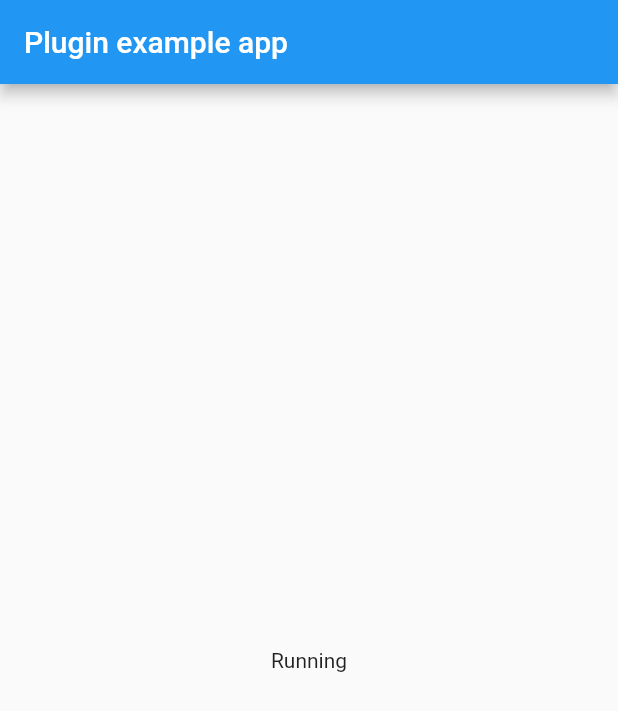
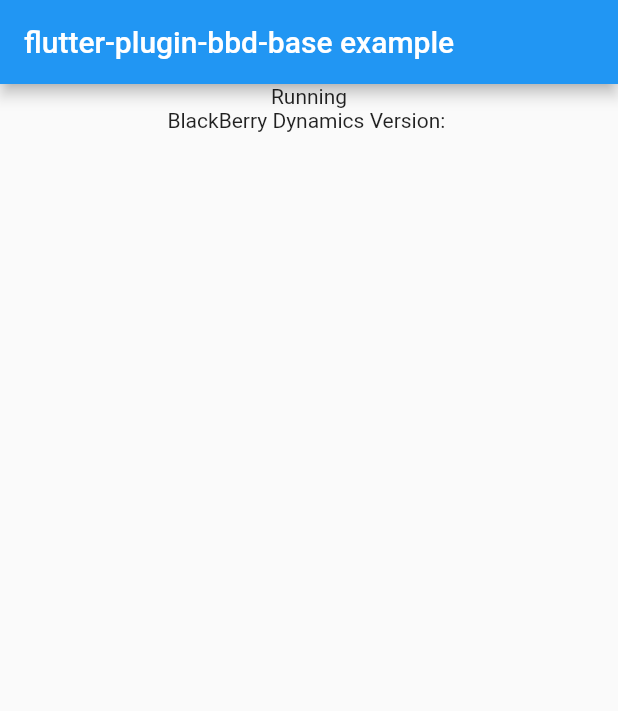
Before and after one commit to oli06/flutter_plugin_bbd_base, a Flutter app: the screen it shows after launch, on a phone screen of 412 x 824 dp. Shown: the top 711 px of the screen. Run offline on Flutter 3.47's test engine with Material 2 defaults, Android fonts, the light colour scheme and no system bars; missing offline and left inert: flutter_plugin_bbd_application.

Commit message:
initial iOS example

```diff
--- a/example/lib/main.dart
+++ b/example/lib/main.dart
@@ -1,4 +1,5 @@
 import 'package:flutter/material.dart';
+import 'package:flutter_plugin_bbd_application/flutter_plugin_bbd_application.dart';
 
 void main() => runApp(MyApp());
 
@@ -8,9 +9,19 @@
 }
 
 class _MyAppState extends State<MyApp> {
+  String platformVersion = "";
+
   @override
   void initState() {
     super.initState();
+    loadVersion();
+  }
+
+  loadVersion() async {
+    final version = await FlutterPluginBbdApplication.getVersion;
+    setState(() {
+      platformVersion = version;
+    });
   }
 
   @override
@@ -18,10 +29,15 @@
     return MaterialApp(
       home: Scaffold(
         appBar: AppBar(
-          title: const Text('Plugin example app'),
+          title: const Text('flutter-plugin-bbd-base example'),
         ),
         body: Center(
-          child: Text('Running'),
+          child: Column(
+            children: <Widget>[
+              Text('Running'),
+              Text('BlackBerry Dynamics Version: $platformVersion'),
+            ],
+          ),
         ),
       ),
     );
--- a/example/pubspec.yaml
+++ b/example/pubspec.yaml
@@ -8,6 +8,7 @@
 dependencies:
   flutter:
     sdk: flutter
+  flutter_plugin_bbd_application:
 
   # The following adds the Cupertino Icons font to your application.
   # Use with the CupertinoIcons class for iOS style icons.
```
Also changed, not shown: example/pubspec.lock, 7 other files.
